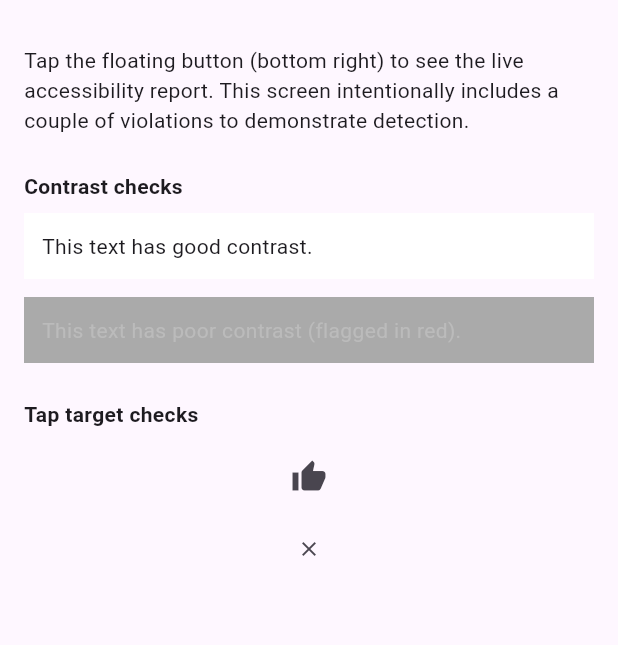
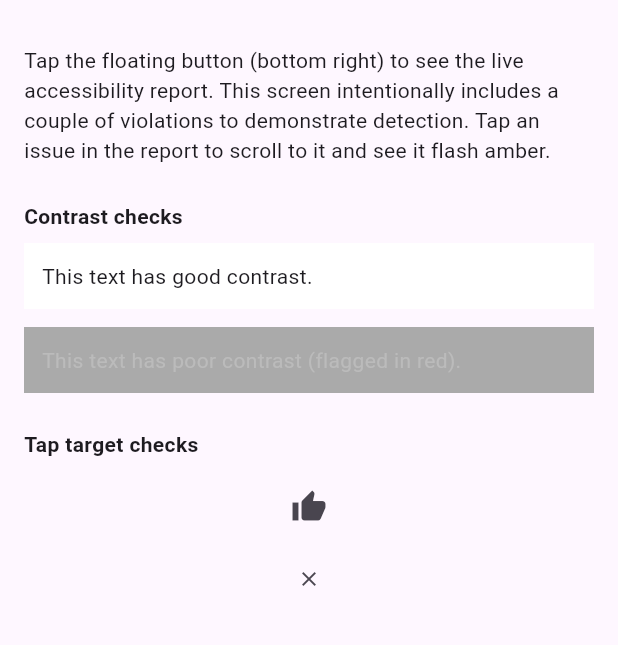
Before and after one commit to QasimAwan925/a11y_lens, a Flutter app: the screen it shows after launch, on a phone screen of 412 x 824 dp, the part 63-708 px from its top. Run offline on Flutter 3.47's test engine with Material 3 defaults, Android fonts, the phone set to English and light mode, and no system bars.

Commit message:
v0.2.0: tap-to-locate issues, optional labels

````diff
--- a/example/lib/main.dart
+++ b/example/lib/main.dart
@@ -29,8 +29,9 @@ class DemoPage extends StatelessWidget {
         children: [
           const Text(
             'Tap the floating button (bottom right) to see the live '
-            'accessibility report. This screen intentionally includes a '
-            'couple of violations to demonstrate detection.',
+                'accessibility report. This screen intentionally includes a '
+                'couple of violations to demonstrate detection. Tap an issue '
+                'in the report to scroll to it and see it flash amber.',
           ),
           const SizedBox(height: 24),
           const Text('Contrast checks',
@@ -40,6 +41,7 @@ class DemoPage extends StatelessWidget {
           // Passing example.
           ContrastGuard(
             id: 'good_contrast_text',
+            label: 'Good contrast example text',
             foreground: Colors.black,
             background: Colors.white,
             child: Container(
@@ -53,6 +55,7 @@ class DemoPage extends StatelessWidget {
           // Intentional violation.
           ContrastGuard(
             id: 'bad_contrast_text',
+            label: 'Poor contrast example text',
             foreground: const Color(0xFFBBBBBB),
             background: const Color(0xFFAAAAAA),
             child: Container(
@@ -73,6 +76,7 @@ class DemoPage extends StatelessWidget {
           // Passing example: 48x48.
           TapTargetGuard(
             id: 'good_tap_target',
+            label: 'Thumbs-up button (48x48)',
             child: SizedBox(
               width: 48,
               height: 48,
@@ -87,6 +91,7 @@ class DemoPage extends StatelessWidget {
           // Intentional violation: 24x24.
           TapTargetGuard(
             id: 'bad_tap_target',
+            label: 'Close button (too small)',
             child: SizedBox(
               width: 24,
               height: 24,
@@ -97,6 +102,15 @@ class DemoPage extends StatelessWidget {
               ),
             ),
           ),
+
+          // Extra spacing so there's real distance to scroll through
+          // when using tap-to-locate from the report panel.
+          const SizedBox(height: 600),
+          const Text(
+            'If you scrolled here by tapping an issue in the report, '
+                'tap-to-locate is working correctly!',
+            style: TextStyle(fontStyle: FontStyle.italic),
+          ),
         ],
       ),
     );
--- a/lib/src/a11y_issue.dart
+++ b/lib/src/a11y_issue.dart
@@ -1,3 +1,5 @@
+import 'package:flutter/widgets.dart';
+
 /// The category of accessibility problem an [A11yIssue] represents.
 enum A11yIssueType { contrast, tapTarget }
 
@@ -14,10 +16,22 @@ class A11yIssue {
   /// Human-readable description shown in the report.
   final String message;
 
+  /// Key attached to the offending widget. Used by [A11yLens]'s report
+  /// panel to scroll the widget into view when the user taps this issue.
+  /// Provided automatically by [ContrastGuard] and [TapTargetGuard].
+  final GlobalKey? anchorKey;
+
+  /// Triggers a brief visual highlight ("flash") on the offending widget,
+  /// called after scrolling it into view. Provided automatically by
+  /// [ContrastGuard] and [TapTargetGuard].
+  final VoidCallback? onLocate;
+
   const A11yIssue({
     required this.id,
     required this.type,
     required this.message,
+    this.anchorKey,
+    this.onLocate,
   });
 
   @override
@@ -26,11 +40,11 @@ class A11yIssue {
   @override
   bool operator ==(Object other) =>
       identical(this, other) ||
-      other is A11yIssue &&
-          runtimeType == other.runtimeType &&
-          id == other.id &&
-          type == other.type &&
-          message == other.message;
+          other is A11yIssue &&
+              runtimeType == other.runtimeType &&
+              id == other.id &&
+              type == other.type &&
+              message == other.message;
 
   @override
   int get hashCode => Object.hash(id, type, message);
--- a/lib/src/contrast_guard.dart
+++ b/lib/src/contrast_guard.dart
@@ -9,13 +9,15 @@ import 'contrast_checker.dart';
 /// [background] against WCAG AA.
 ///
 /// In debug mode, a failing pair is outlined in red and reported to
-/// [A11yRegistry.instance]. In release/profile mode this widget is a
-/// zero-cost passthrough to [child].
+/// [A11yRegistry.instance]. Tapping this issue in [A11yLens]'s report
+/// scrolls to and briefly flashes this exact widget. In release/profile
+/// mode this widget is a zero-cost passthrough to [child].
 ///
 /// Example:
 /// ```dart
 /// ContrastGuard(
 ///   id: 'hero_title',
+///   label: 'Welcome banner title',
 ///   foreground: Colors.grey,
 ///   background: Colors.white,
 ///   child: Text('Welcome', style: TextStyle(color: Colors.grey)),
@@ -25,6 +27,10 @@ class ContrastGuard extends StatefulWidget {
   /// Stable id used to track this check across rebuilds. Must be unique
   /// within your app.
   final String id;
+
+  /// Optional human-readable description shown in the report instead of
+  /// the raw [id] (e.g. "Welcome banner title" instead of "hero_title").
+  final String? label;
 
   /// The text/foreground color being checked.
   final Color foreground;
@@ -47,6 +53,7 @@ class ContrastGuard extends StatefulWidget {
     required this.foreground,
     required this.background,
     required this.child,
+    this.label,
     this.isLargeText = false,
   });
 
@@ -55,7 +62,9 @@ class ContrastGuard extends StatefulWidget {
 }
 
 class _ContrastGuardState extends State<ContrastGuard> {
+  final GlobalKey _anchorKey = GlobalKey();
   bool _failed = false;
+  bool _flashing = false;
 
   @override
   void initState() {
@@ -80,11 +89,19 @@ class _ContrastGuardState extends State<ContrastGuard> {
     }
   }
 
+  String _describe(double ratio) {
+    final threshold = widget.isLargeText ? '3.0' : '4.5';
+    final where = widget.label != null
+        ? '${widget.label} (id: ${widget.id})'
+        : 'id: ${widget.id}';
+    return 'Low contrast (${ratio.toStringAsFixed(2)}:1, needs $threshold:1) — $where';
+  }
+
   void _check() {
     if (!mounted) return;
     final ratio = ContrastChecker.ratio(widget.foreground, widget.background);
     final passes =
-        ContrastChecker.passesAA(ratio, isLargeText: widget.isLargeText);
+    ContrastChecker.passesAA(ratio, isLargeText: widget.isLargeText);
     final failed = !passes;
 
     if (failed) {
@@ -92,8 +109,9 @@ class _ContrastGuardState extends State<ContrastGuard> {
         A11yIssue(
           id: widget.id,
           type: A11yIssueType.contrast,
-          message: 'Low contrast (${ratio.toStringAsFixed(2)}:1, needs '
-              '${widget.isLargeText ? '3.0' : '4.5'}:1) — id: ${widget.id}',
+          message: _describe(ratio),
+          anchorKey: _anchorKey,
+          onLocate: _flash,
         ),
       );
     } else {
@@ -105,6 +123,17 @@ class _ContrastGuardState extends State<ContrastGuard> {
     }
   }
 
+  /// Briefly highlights this widget in amber. Called when the user taps
+  /// this issue in the [A11yLens] report panel, after it's scrolled into
+  /// view.
+  void _flash() {
+    if (!mounted) return;
+    setState(() => _flashing = true);
+    Future.delayed(const Duration(milliseconds: 900), () {
+      if (mounted) setState(() => _flashing = false);
+    });
+  }
+
   @override
   void dispose() {
     if (kDebugMode) A11yRegistry.instance.clear(widget.id);
@@ -113,10 +142,18 @@ class _ContrastGuardState extends State<ContrastGuard> {
 
   @override
   Widget build(BuildContext context) {
-    if (!kDebugMode || !_failed) return widget.child;
+    if (!kDebugMode) return widget.child;
+    final showOutline = _failed || _flashing;
     return Container(
-      decoration:
-          BoxDecoration(border: Border.all(color: Colors.red, width: 2)),
+      key: _anchorKey,
+      decoration: showOutline
+          ? BoxDecoration(
+        border: Border.all(
+          color: _flashing ? Colors.amber : Colors.red,
+          width: _flashing ? 4 : 2,
+        ),
+      )
+          : null,
       child: widget.child,
     );
   }
--- a/lib/src/tap_target_guard.dart
+++ b/lib/src/tap_target_guard.dart
@@ -10,13 +10,16 @@ import 'tap_target_checker.dart';
 /// ([TapTargetChecker.minimumSize]).
 ///
 /// In debug mode, an undersized target is outlined in orange and
-/// reported to [A11yRegistry.instance]. In release/profile mode this
-/// widget is a zero-cost passthrough to [child].
+/// reported to [A11yRegistry.instance]. Tapping this issue in
+/// [A11yLens]'s report scrolls to and briefly flashes this exact widget.
+/// In release/profile mode this widget is a zero-cost passthrough to
+/// [child].
 ///
 /// Example:
 /// ```dart
 /// TapTargetGuard(
 ///   id: 'close_button',
+///   label: 'Dialog close icon',
 ///   child: IconButton(icon: Icon(Icons.close), onPressed: onClose),
 /// )
 /// ```
@@ -25,18 +28,28 @@ class TapTargetGuard extends StatefulWidget {
   /// within your app.
   final String id;
 
+  /// Optional human-readable description shown in the report instead of
+  /// the raw [id] (e.g. "Dialog close icon" instead of "close_button").
+  final String? label;
+
   /// The tappable widget being checked.
   final Widget child;
 
-  const TapTargetGuard({super.key, required this.id, required this.child});
+  const TapTargetGuard({
+    super.key,
+    required this.id,
+    required this.child,
+    this.label,
+  });
 
   @override
   State<TapTargetGuard> createState() => _TapTargetGuardState();
 }
 
 class _TapTargetGuardState extends State<TapTargetGuard> {
-  final GlobalKey _key = GlobalKey();
+  final GlobalKey _anchorKey = GlobalKey();
   bool _failed = false;
+  bool _flashing = false;
 
   @override
   void initState() {
@@ -46,9 +59,19 @@ class _TapTargetGuardState extends State<TapTargetGuard> {
     }
   }
 
+  String _describe(Size size) {
+    final where = widget.label != null
+        ? '${widget.label} (id: ${widget.id})'
+        : 'id: ${widget.id}';
+    final min = TapTargetChecker.minimumSize.toStringAsFixed(0);
+    return 'Tap target too small '
+        '(${size.width.toStringAsFixed(0)}x${size.height.toStringAsFixed(0)}, '
+        'needs ${min}x$min) — $where';
+  }
+
   void _check() {
     if (!mounted) return;
-    final renderObject = _key.currentContext?.findRenderObject();
+    final renderObject = _anchorKey.currentContext?.findRenderObject();
     if (renderObject is! RenderBox || !renderObject.hasSize) return;
 
     final passes = TapTargetChecker.passes(renderObject.size);
@@ -59,11 +82,9 @@ class _TapTargetGuardState extends State<TapTargetGuard> {
         A11yIssue(
           id: widget.id,
           type: A11yIssueType.tapTarget,
-          message: 'Tap target too small '
-              '(${renderObject.size.width.toStringAsFixed(0)}x'
-              '${renderObject.size.height.toStringAsFixed(0)}, needs '
-              '${TapTargetChecker.minimumSize.toStringAsFixed(0)}x'
-              '${TapTargetChecker.minimumSize.toStringAsFixed(0)}) — id: ${widget.id}',
+          message: _describe(renderObject.size),
+          anchorKey: _anchorKey,
+          onLocate: _flash,
         ),
       );
     } else {
@@ -73,6 +94,17 @@ class _TapTargetGuardState extends State<TapTargetGuard> {
     if (mounted && failed != _failed) {
       setState(() => _failed = failed);
     }
+  }
+
+  /// Briefly highlights this widget in amber. Called when the user taps
+  /// this issue in the [A11yLens] report panel, after it's scrolled into
+  /// view.
+  void _flash() {
+    if (!mounted) return;
+    setState(() => _flashing = true);
+    Future.delayed(const Duration(milliseconds: 900), () {
+      if (mounted) setState(() => _flashing = false);
+    });
   }
 
   @override
@@ -85,10 +117,16 @@ class _TapTargetGuardState extends State<TapTargetGuard> {
   Widget build(BuildContext context) {
     if (!kDebugMode) return widget.child;
     WidgetsBinding.instance.addPostFrameCallback((_) => _check());
+    final showOutline = _failed || _flashing;
     return Container(
-      key: _key,
-      decoration: _failed
-          ? BoxDecoration(border: Border.all(color: Colors.orange, width: 2))
+      key: _anchorKey,
+      decoration: showOutline
+          ? BoxDecoration(
+        border: Border.all(
+          color: _flashing ? Colors.amber : Colors.orange,
+          width: _flashing ? 4 : 2,
+        ),
+      )
           : null,
       child: widget.child,
     );
--- a/pubspec.yaml
+++ b/pubspec.yaml
@@ -1,6 +1,6 @@
 name: a11y_lens
 description: A lightweight, dependency-free accessibility toolkit for Flutter. Catch color contrast and tap-target issues at debug time, before they ship.
-version: 0.1.3
+version: 0.2.0
 homepage: https://github.com/QasimAwan925/a11y_lens
 repository: https://github.com/QasimAwan925/a11y_lens
 
````
Also changed, not shown: lib/src/a11y_lens_widget.dart (+60 -9 lines), 2 other files.
